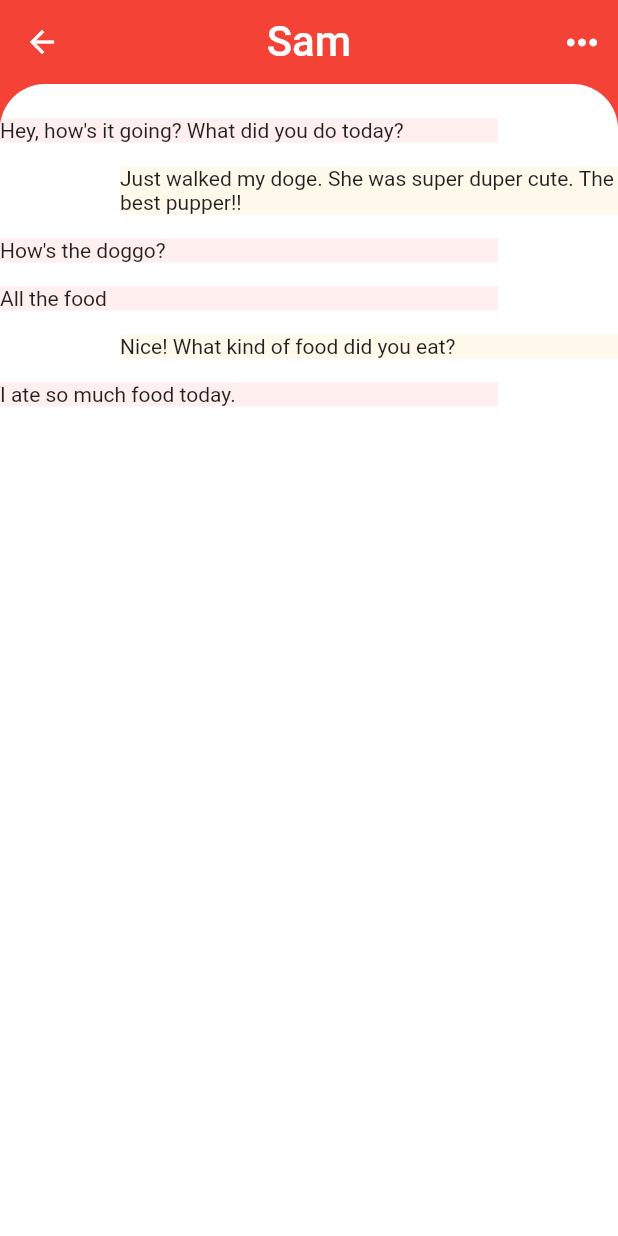
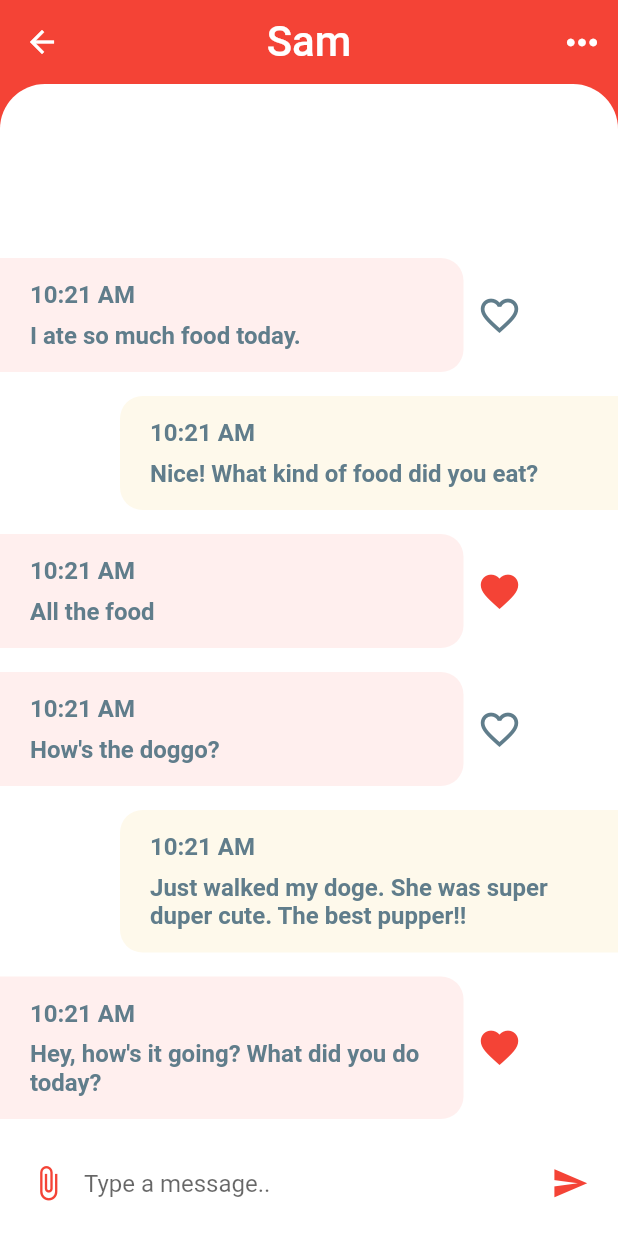
Before and after one commit to arvind-manik/lite_chat, a Flutter app: the screen it shows after launch, after a tap on "Sam", on a phone screen of 412 x 824 dp. Run offline on Flutter 3.47's test engine with Material 2 defaults, Android fonts, the phone set to English and light mode, and no system bars.

Commit message:
Added composer!

```diff
--- a/lib/l10n/intl_en.arb
+++ b/lib/l10n/intl_en.arb
@@ -8,5 +8,7 @@
 
     "favourites": "Favourites",
 
-    "new_text": "New"
+    "new_text": "New",
+
+    "type_message": "Type a message.."
 }
--- a/lib/screens/chat_screen.dart
+++ b/lib/screens/chat_screen.dart
@@ -1,6 +1,8 @@
 import 'package:LiteChat/constants.dart';
+import 'package:LiteChat/generated/l10n.dart';
 import 'package:LiteChat/models/message_model.dart';
 import 'package:LiteChat/models/user_model.dart';
+import 'package:LiteChat/util.dart';
 import 'package:flutter/cupertino.dart';
 import 'package:flutter/material.dart';
 
@@ -18,18 +20,101 @@ class _ChatScreenState extends State<ChatScreen> {
 
   static final EdgeInsets messageTopPadding = EdgeInsets.only(top: 15.0);
 
-  static final EdgeInsets currentSenderMargin =
+  static final EdgeInsets currentSenderMessageMargin =
       EdgeInsets.only(top: 8.0, bottom: 8.0, left: 80.0);
-  static final EdgeInsets otherSenderMargin =
-      EdgeInsets.only(top: 8.0, bottom: 8.0, right: 80.0);
+  static final EdgeInsets otherSenderMessageMargin =
+      EdgeInsets.only(top: 8.0, bottom: 8.0);
+
+  static final EdgeInsets messagePadding =
+      EdgeInsets.symmetric(horizontal: 20.0, vertical: 15.0);
+
+  static final BorderRadius currentSenderMessageRadius = BorderRadius.only(
+      topLeft: Radius.circular(15.0), bottomLeft: Radius.circular(15.0));
+  static final BorderRadius otherSenderMessageRadius = BorderRadius.only(
+      topRight: Radius.circular(15.0), bottomRight: Radius.circular(15.0));
+
+  static final double messageLineSeparatorHeight = 8.0;
+
+  static final double messageContainerFontSize = 16.0;
+
+  static final double messageAreaWidthFactor = 0.75;
+
+  static final EdgeInsets composerPadding =
+      EdgeInsets.symmetric(horizontal: 8.0);
+  static final double composerHeight = 70.0;
+  static final double composerIconSize = 25.0;
 
   _buildMessage(Message message, bool isMe) {
-    return Container(
-        margin: isMe ? currentSenderMargin : otherSenderMargin,
-        child: Text(message.text),
+    final Container messageContainer = Container(
+        width: MediaQuery.of(context).size.width * messageAreaWidthFactor,
+        margin: isMe ? currentSenderMessageMargin : otherSenderMessageMargin,
+        padding: messagePadding,
+        decoration: BoxDecoration(
+            borderRadius:
+                isMe ? currentSenderMessageRadius : otherSenderMessageRadius,
             color: isMe
                 ? LiteChatConstants.currentSenderMessageColor
-            : LiteChatConstants.otherSenderMessageColor);
+                : LiteChatConstants.otherSenderMessageColor),
+        child: Column(
+          crossAxisAlignment: CrossAxisAlignment.start,
+          children: [
+            Text(LiteChatUtil.getTimeOrDate(message.time),
+                style: TextStyle(
+                    color: Colors.blueGrey,
+                    fontSize: messageContainerFontSize,
+                    fontWeight: FontWeight.w600)),
+            SizedBox(height: messageLineSeparatorHeight),
+            Text(message.text,
+                style: TextStyle(
+                    color: Colors.blueGrey,
+                    fontSize: messageContainerFontSize,
+                    fontWeight: FontWeight.w600))
+          ],
+        ));
+    return isMe
+        ? messageContainer
+        : Row(
+            children: [
+              messageContainer,
+              IconButton(
+                  icon: Icon(
+                      message.isLiked ? Icons.favorite : Icons.favorite_border),
+                  iconSize: moreIconSize,
+                  color: message.isLiked
+                      ? Theme.of(context).primaryColor
+                      : Colors.blueGrey,
+                  onPressed: () {})
+            ],
+          );
+  }
+
+  _buildComposer() {
+    return Container(
+        padding: composerPadding,
+        height: composerHeight,
+        color: Colors.white,
+        child: Row(
+          children: <Widget>[
+            IconButton(
+              icon: Icon(Icons.attach_file),
+              iconSize: composerIconSize,
+              color: Theme.of(context).primaryColor,
+              onPressed: () {},
+            ),
+            Expanded(
+                child: TextField(
+              onChanged: (value) {},
+              decoration: InputDecoration.collapsed(
+                  hintText: S.of(context).type_message),
+            )),
+            IconButton(
+              icon: Icon(Icons.send),
+              iconSize: composerIconSize,
+              color: Theme.of(context).primaryColor,
+              onPressed: () {},
+            )
+          ],
+        ));
   }
 
   @override
@@ -50,7 +135,11 @@ class _ChatScreenState extends State<ChatScreen> {
                   color: Colors.white,
                   onPressed: () {})
             ]),
-        body: Column(
+        body: GestureDetector(
+          onTap: () {
+            FocusScope.of(context).unfocus();
+          },
+          child: Column(
             children: <Widget>[
               Expanded(
                 child: Container(
@@ -60,8 +149,11 @@ class _ChatScreenState extends State<ChatScreen> {
                     child: ClipRRect(
                       borderRadius: LiteChatConstants.listBorderRadius,
                       child: ListView.builder(
+                          physics: const BouncingScrollPhysics(
+                              parent: AlwaysScrollableScrollPhysics()),
                           padding: messageTopPadding,
                           itemCount: messages.length,
+                          reverse: true,
                           itemBuilder: (BuildContext context, int index) {
                             Message message = messages[index];
                             bool isMe = message.sender.id == currentUser.id;
@@ -69,7 +161,9 @@ class _ChatScreenState extends State<ChatScreen> {
                           }),
                     )),
               ),
+              _buildComposer()
             ],
+          ),
         ));
   }
 }
--- a/lib/util.dart
+++ b/lib/util.dart
@@ -5,7 +5,8 @@ class LiteChatUtil {
   static final monthAndDateFormat = DateFormat('EEE, MMM d');
   static final monthAndYearFormat = DateFormat('MMM d, ' 'y');
 
-  static String getTimeOrDate(DateTime dateTime) {
+  static String getTimeOrDate(int timestamp) {
+    DateTime dateTime = DateTime.fromMillisecondsSinceEpoch(timestamp);
     DateTime now = DateTime.now();
     return isSameDay(now, dateTime)
         ? timeFormat.format(dateTime)
--- a/lib/widgets/category_selector.dart
+++ b/lib/widgets/category_selector.dart
@@ -34,6 +34,8 @@ class _CategorySelectorState extends State<CategorySelector> {
         height: containerHeight,
         color: Theme.of(context).primaryColor,
         child: ListView.builder(
+          physics: const BouncingScrollPhysics(
+              parent: AlwaysScrollableScrollPhysics()),
           scrollDirection: Axis.horizontal,
           itemCount: categories.length,
           itemBuilder: (BuildContext context, int index) {
--- a/lib/widgets/favourites.dart
+++ b/lib/widgets/favourites.dart
@@ -51,6 +51,8 @@ class FavouritesWidget extends StatelessWidget {
           Container(
               height: userListRowHeight,
               child: ListView.builder(
+                  physics: const BouncingScrollPhysics(
+                      parent: AlwaysScrollableScrollPhysics()),
                   scrollDirection: Axis.horizontal,
                   padding: const EdgeInsets.symmetric(
                       horizontal: eachItemLeftPadding),
--- a/lib/widgets/recent_chats.dart
+++ b/lib/widgets/recent_chats.dart
@@ -28,6 +28,8 @@ class RecentChats extends StatelessWidget {
 
   static final BorderRadius newIconBorderRadius = BorderRadius.circular(30.0);
 
+  static final double recentMessageWidthFactor = 0.5;
+
   @override
   Widget build(BuildContext context) {
     return Expanded(
@@ -38,11 +40,12 @@ class RecentChats extends StatelessWidget {
           child: ClipRRect(
             borderRadius: LiteChatConstants.listBorderRadius,
             child: ListView.builder(
+              physics: const BouncingScrollPhysics(
+                  parent: AlwaysScrollableScrollPhysics()),
               itemCount: chats.length,
               itemBuilder: (BuildContext context, int index) {
                 final Message lastMessage = chats[index];
-                DateTime messageTime =
-                    DateTime.fromMillisecondsSinceEpoch(lastMessage.time);
+                int messageTime = lastMessage.time;
                 return GestureDetector(
                   onTap: () => Navigator.push(
                       context,
@@ -70,7 +73,8 @@ class RecentChats extends StatelessWidget {
                             ),
                             SizedBox(width: imageSeparartorWidth),
                             Container(
-                              width: MediaQuery.of(context).size.width * 0.45,
+                              width: MediaQuery.of(context).size.width *
+                                  recentMessageWidthFactor,
                               child: Column(
                                 crossAxisAlignment: CrossAxisAlignment.start,
                                 children: [
```
Also changed, not shown: lib/generated/intl/messages_en.dart, lib/generated/l10n.dart. Lines whose indentation alone changed are shown as unchanged.
